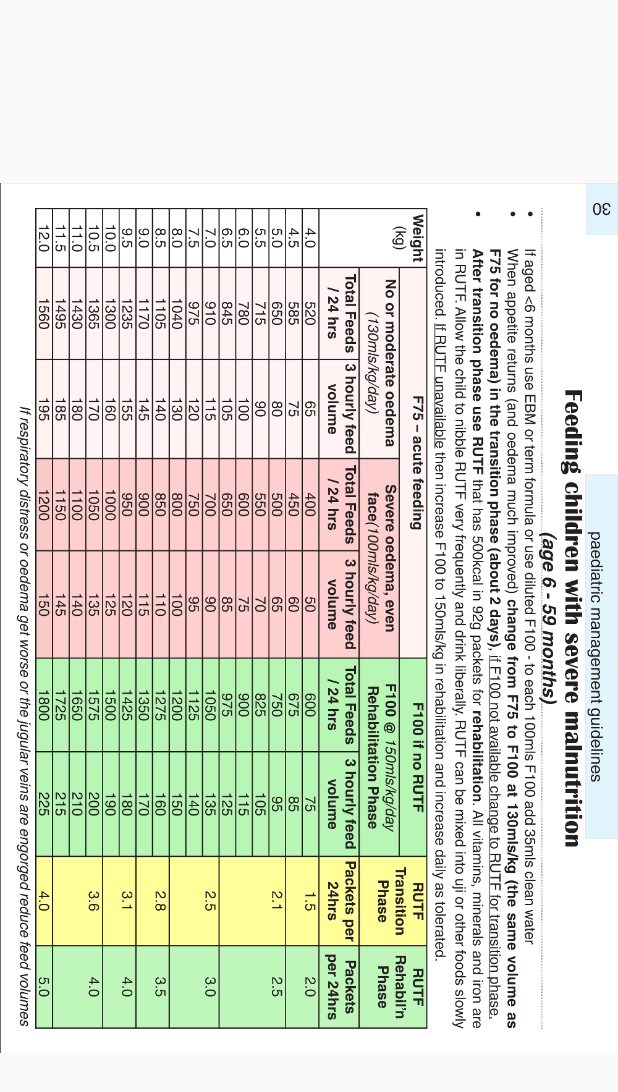
After one commit to ETS-Android4/Paediatric-Protocols, an Android app: the layout activity_feeding.xml on its own in the app's theme, with its tools: preview values and no code run, on a phone screen of 412 x 824 dp. The commit adds this screen. Shown: the top 1092 px of the screen. Run offline under Robolectric (Android 15) with nearby library versions, the phone set to English and light mode, and no system bars.

Commit message:
feeding activity

```diff
--- a/app/src/main/java/com/mwongera/paediatric_protocols/NewbornCare.java
+++ b/app/src/main/java/com/mwongera/paediatric_protocols/NewbornCare.java
@@ -52,7 +52,7 @@ public class NewbornCare extends AppCompatActivity {
         button4.setOnClickListener(new View.OnClickListener() {
             @Override
             public void onClick(View view) {
-                Intent intent = new Intent(NewbornCare.this, CPAP.class);
+                Intent intent = new Intent(NewbornCare.this, FeedingActivity.class);
                 startActivity(intent);
             }
         });
--- /dev/null
+++ b/app/src/main/res/layout/activity_feeding.xml
@@ -0,0 +1,19 @@
+<RelativeLayout xmlns:android="http://schemas.android.com/apk/res/android"
+    xmlns:tools="http://schemas.android.com/tools"
+    android:layout_width="match_parent"
+    android:layout_height="match_parent"
+
+    >
+
+    <ImageView
+        android:id="@+id/imageView1"
+        android:layout_width="wrap_content"
+        android:layout_height="wrap_content"
+        android:layout_alignParentBottom="true"
+        android:layout_alignParentLeft="true"
+        android:layout_alignParentRight="true"
+        android:layout_alignParentTop="true"
+        android:src="@drawable/feedinginsam" />
+
+
+</RelativeLayout>
--- a/app/src/main/res/layout/newborn_activity.xml
+++ b/app/src/main/res/layout/newborn_activity.xml
@@ -27,6 +27,6 @@
         android:id="@+id/button4"
         android:layout_width="match_parent"
         android:layout_height="wrap_content"
-        android:text="CPAP" />
+        android:text="Feeding and Fluids" />
 
 </LinearLayout>
```
Also changed, not shown: app/src/main/java/com/mwongera/paediatric_protocols/FeedingActivity.java (added, +28 -0 lines), app/src/main/java/com/mwongera/paediatric_protocols/Jaundice.java (added, +32 -0 lines).
